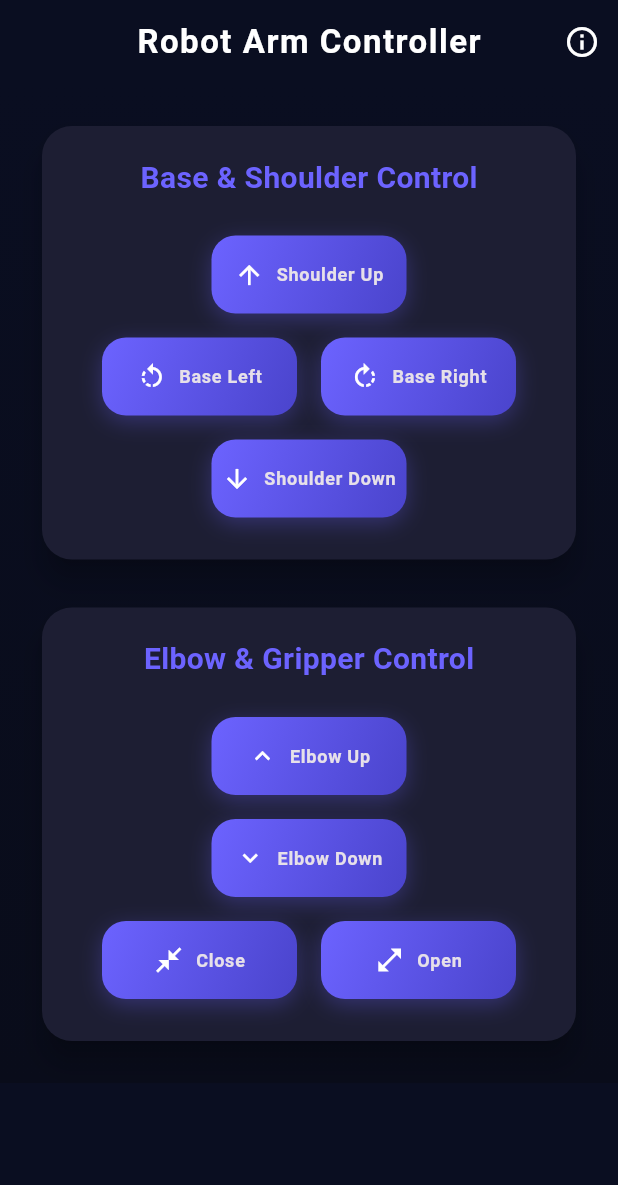
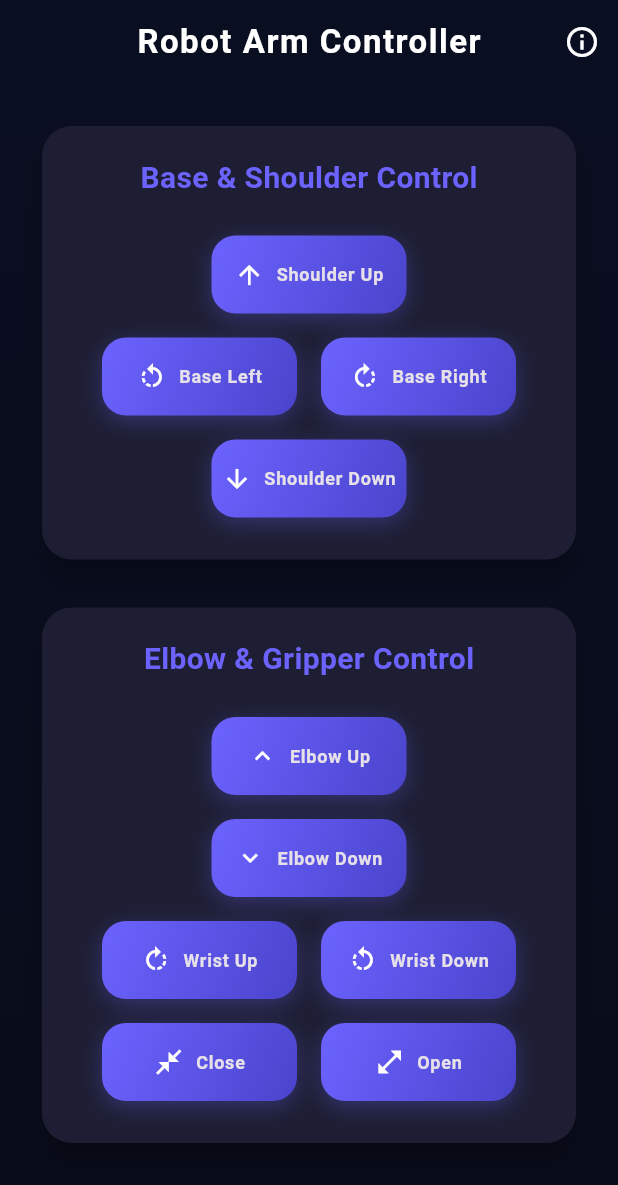
Before and after one commit to vinsensiuskurniaputra/robot_arm_with_web_socket_app, a Flutter app: the screen it shows after launch, on a phone screen of 412 x 824 dp. Shown: the top 1185 px of the screen. Run offline on Flutter 3.47's test engine with Material 3 defaults, Android fonts, the phone set to English and light mode, and no system bars; network calls fail.

Commit message:
add wrist button

```diff
--- a/lib/main.dart
+++ b/lib/main.dart
@@ -93,6 +93,8 @@ class RobotArmPage extends StatelessWidget {
       'elbow_down': Icons.keyboard_arrow_down,
       'grip_close': Icons.close_fullscreen,
       'grip_open': Icons.open_in_full,
+      'wrist_up': Icons.rotate_right,
+      'wrist_down': Icons.rotate_left,
     };
     return Icon(iconMap[command] ?? Icons.error, size: 20);
   }
@@ -156,6 +158,14 @@ class RobotArmPage extends StatelessWidget {
                       Row(
                         mainAxisAlignment: MainAxisAlignment.center,
                         children: [
+                          buildControlButton("Wrist Up", "wrist_up"),
+                          const SizedBox(width: 16),
+                          buildControlButton("Wrist Down", "wrist_down"),
+                        ],
+                      ),
+                      Row(
+                        mainAxisAlignment: MainAxisAlignment.center,
+                        children: [
                           buildControlButton("Close", "grip_close"),
                           const SizedBox(width: 16),
                           buildControlButton("Open", "grip_open"),
```
Also changed, not shown: pubspec.lock, 125 other files.
